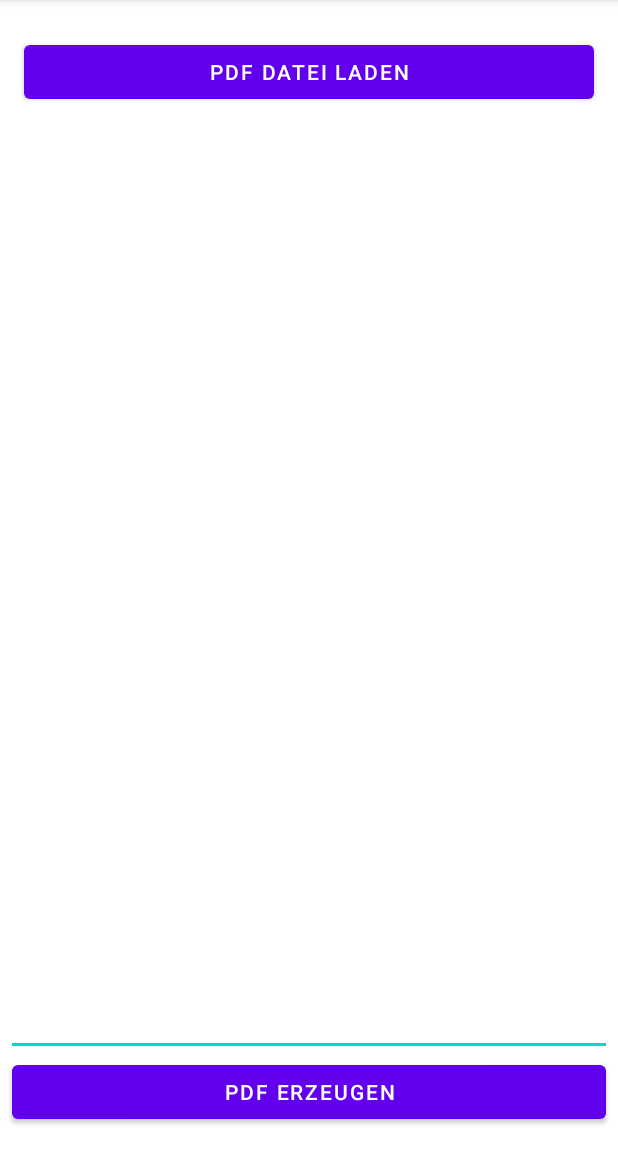
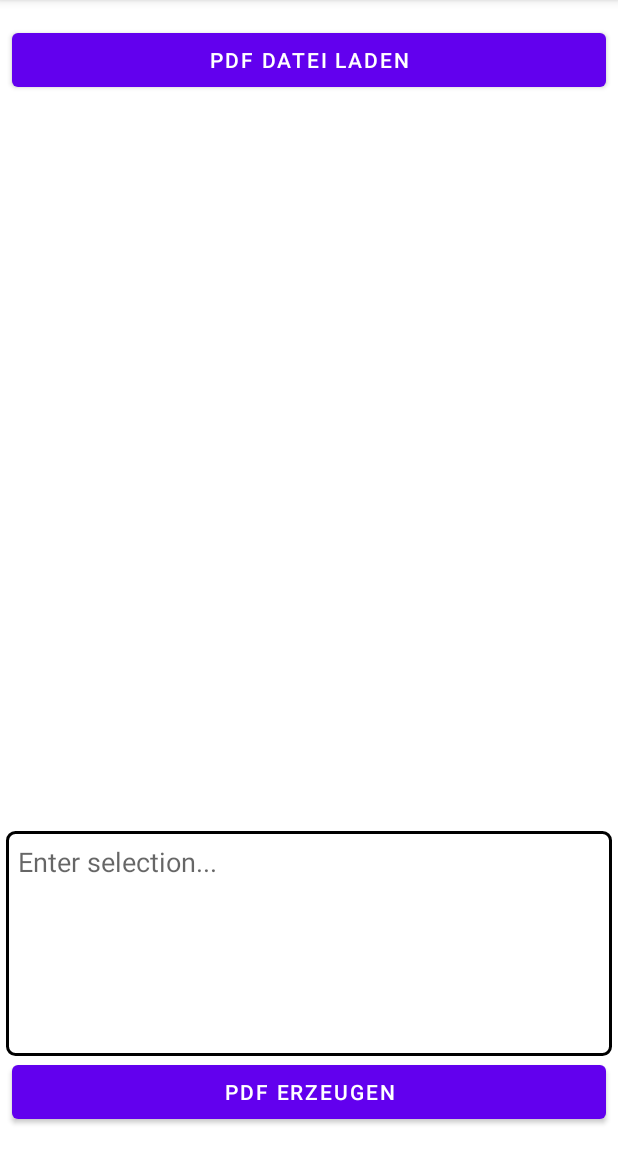
Before and after one commit to gibbsnich/PDFTools, an Android app: the screen it shows after launch (MainActivity), on a phone screen of 412 x 824 dp, the part 84-1236 px from its top. Run offline under Robolectric (Android 15) with nearby library versions, the phone set to English and light mode, and no system bars; libraries missing offline, so code that uses them is left out: com.tom_roush.pdfbox; 1 statement that could not run was skipped.

Commit message:
make text field visible, extract some text

```diff
--- /dev/null
+++ b/app/src/main/res/drawable/border_select_pdf_text.xml
@@ -0,0 +1,14 @@
+<?xml version="1.0" encoding="utf-8"?>
+<shape
+    xmlns:android="http://schemas.android.com/apk/res/android"
+    android:shape="rectangle">
+
+    <corners
+        android:radius="5dp"
+        />
+    <solid android:color="#ffffff"
+        />
+    <stroke
+        android:width="2dip"
+        android:color="#000" />
+</shape>
--- a/app/src/main/res/layout/content_main.xml
+++ b/app/src/main/res/layout/content_main.xml
@@ -9,9 +9,9 @@
         android:id="@+id/add_pdf_button"
         android:layout_width="match_parent"
         android:layout_height="wrap_content"
-        android:layout_marginStart="16dp"
-        android:layout_marginTop="24dp"
-        android:layout_marginEnd="16dp"
+        android:layout_marginStart="8dp"
+        android:layout_marginTop="16dp"
+        android:layout_marginEnd="8dp"
         android:text="@string/pdf_load_file"
         app:layout_constraintEnd_toEndOf="parent"
         app:layout_constraintStart_toStartOf="parent"
@@ -27,13 +27,16 @@
     <EditText
         android:id="@+id/select_pdf_text"
         style="@style/Widget.AppCompat.EditText"
+        android:background="@drawable/border_select_pdf_text"
         android:layout_width="match_parent"
         android:layout_height="150dp"
         android:layout_marginStart="4dp"
         android:layout_marginEnd="4dp"
+        android:padding="8dp"
         android:ems="10"
         android:gravity="start|top"
         android:inputType="textMultiLine"
+        android:hint="@string/select_pdf_text_hint"
         app:layout_constraintBottom_toTopOf="@+id/create_pdf_button"
         app:layout_constraintEnd_toEndOf="parent"
         app:layout_constraintStart_toStartOf="parent" />
@@ -45,7 +48,7 @@
         android:layout_marginStart="8dp"
         android:layout_marginEnd="8dp"
         android:layout_marginBottom="16dp"
-        android:text="PDF erzeugen"
+        android:text="@string/create_pdf_button_label"
         app:layout_constraintBottom_toBottomOf="parent"
         app:layout_constraintEnd_toEndOf="parent"
         app:layout_constraintStart_toStartOf="parent" />
--- a/app/src/main/res/values/strings.xml
+++ b/app/src/main/res/values/strings.xml
@@ -11,4 +11,6 @@
     <string name="hello_second_fragment">Hello second fragment. Arg: %1$s</string>
     <string name="pdf_load_file">PDF Datei laden</string>
     <string name="pdf_create_file">PDF Datei erzeugen</string>
+    <string name="select_pdf_text_hint">Enter selection...</string>
+    <string name="create_pdf_button_label">PDF erzeugen</string>
 </resources>
```
